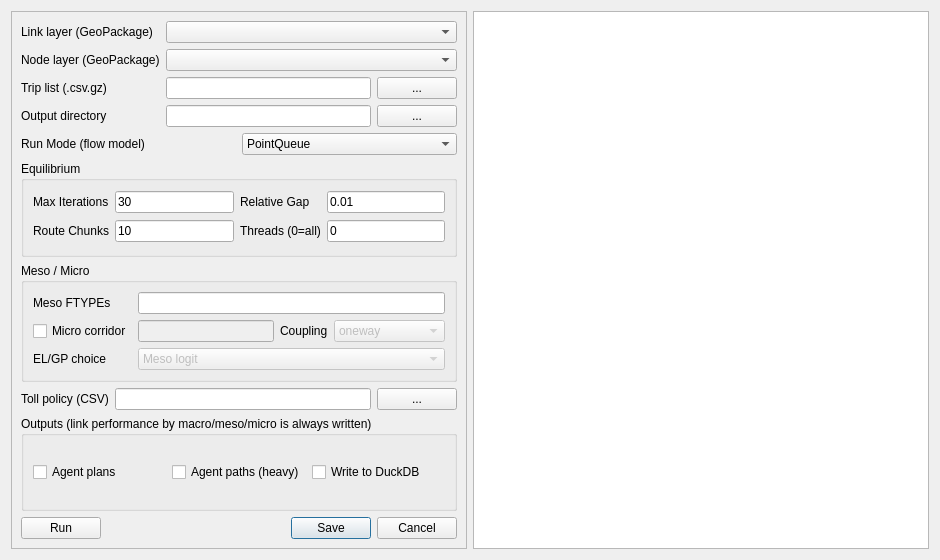
This is ui/hydra.ui in TSMv6/tsm_panel as Qt 5 draws it before an edit. The edited form follows.
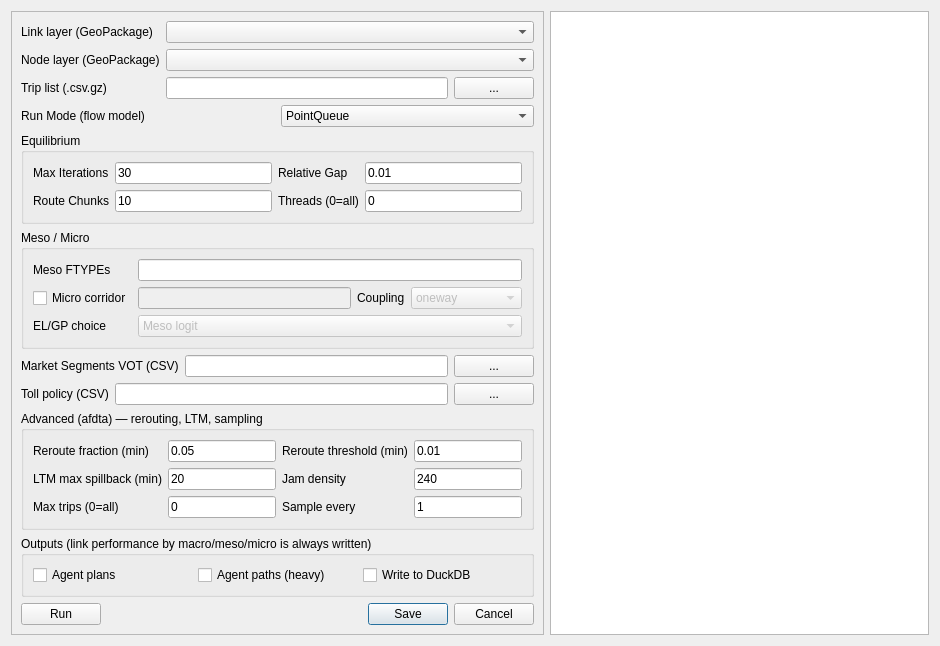
This is the edited form.

The edit to the form file:
```diff
--- a/ui/hydra.ui
+++ b/ui/hydra.ui
@@ -59,23 +59,6 @@
           </property>
          </widget>
         </item>
-        <item row="3" column="0">
-         <widget class="QLabel" name="label_out">
-          <property name="text">
-           <string>Output directory</string>
-          </property>
-         </widget>
-        </item>
-        <item row="3" column="1">
-         <widget class="QLineEdit" name="lineEdit_OutDir"/>
-        </item>
-        <item row="3" column="2">
-         <widget class="QPushButton" name="browse_OutDir">
-          <property name="text">
-           <string>...</string>
-          </property>
-         </widget>
-        </item>
        </layout>
       </item>
       <item>
@@ -242,6 +225,31 @@
         </layout>
        </widget>
       </item>
+      <item>
+       <layout class="QHBoxLayout" name="segParamLayout">
+        <item>
+         <widget class="QLabel" name="label_segparam">
+          <property name="text">
+           <string>Market Segments VOT (CSV)</string>
+          </property>
+         </widget>
+        </item>
+        <item>
+         <widget class="QLineEdit" name="lineEdit_SegParams">
+          <property name="toolTip">
+           <string>Market/VOT segment generalized-cost parameters: beta_time, beta_cost, distance (SEGMENT_PARAM_FILE). Without it, generalized cost = travel time only. This is NOT the toll policy file.</string>
+          </property>
+         </widget>
+        </item>
+        <item>
+         <widget class="QPushButton" name="browse_SegParams">
+          <property name="text">
+           <string>...</string>
+          </property>
+         </widget>
+        </item>
+       </layout>
+      </item>
       <item>
        <layout class="QHBoxLayout" name="tollLayout">
         <item>
@@ -267,6 +275,81 @@
         </item>
        </layout>
       </item>
+      <item>
+       <widget class="QGroupBox" name="groupBox_Advanced">
+        <property name="title">
+         <string>Advanced (afdta) — rerouting, LTM, sampling</string>
+        </property>
+        <layout class="QGridLayout" name="gridLayout_adv">
+         <item row="0" column="0">
+          <widget class="QLabel" name="label_rerouteFrac">
+           <property name="text"><string>Reroute fraction (min)</string></property>
+          </widget>
+         </item>
+         <item row="0" column="1">
+          <widget class="QLineEdit" name="lineEdit_RerouteFraction">
+           <property name="text"><string>0.05</string></property>
+           <property name="toolTip"><string>REROUTE_FRACTION_MIN — minimum share of agents rerouted per iteration.</string></property>
+          </widget>
+         </item>
+         <item row="0" column="2">
+          <widget class="QLabel" name="label_rerouteThr">
+           <property name="text"><string>Reroute threshold (min)</string></property>
+          </widget>
+         </item>
+         <item row="0" column="3">
+          <widget class="QLineEdit" name="lineEdit_RerouteThreshold">
+           <property name="text"><string>0.01</string></property>
+           <property name="toolTip"><string>REROUTE_THRESHOLD_MIN — minimum travel-time improvement (min) to switch an agent's route.</string></property>
+          </widget>
+         </item>
+         <item row="1" column="0">
+          <widget class="QLabel" name="label_spillback">
+           <property name="text"><string>LTM max spillback (min)</string></property>
+          </widget>
+         </item>
+         <item row="1" column="1">
+          <widget class="QLineEdit" name="lineEdit_LtmSpillback">
+           <property name="text"><string>20</string></property>
+           <property name="toolTip"><string>LTM_MAX_SPILLBACK_MIN — cap on queue spillback propagation (minutes). LTM macro only.</string></property>
+          </widget>
+         </item>
+         <item row="1" column="2">
+          <widget class="QLabel" name="label_jam">
+           <property name="text"><string>Jam density</string></property>
+          </widget>
+         </item>
+         <item row="1" column="3">
+          <widget class="QLineEdit" name="lineEdit_JamDensity">
+           <property name="text"><string>240</string></property>
+           <property name="toolTip"><string>JAM_DENSITY — veh/mi/lane at jam (LTM).</string></property>
+          </widget>
+         </item>
+         <item row="2" column="0">
+          <widget class="QLabel" name="label_maxtrips">
+           <property name="text"><string>Max trips (0=all)</string></property>
+          </widget>
+         </item>
+         <item row="2" column="1">
+          <widget class="QLineEdit" name="lineEdit_MaxTrips">
+           <property name="text"><string>0</string></property>
+           <property name="toolTip"><string>MAX_TRIPS — cap trips loaded (0 = all). Use for quick test runs.</string></property>
+          </widget>
+         </item>
+         <item row="2" column="2">
+          <widget class="QLabel" name="label_sample">
+           <property name="text"><string>Sample every</string></property>
+          </widget>
+         </item>
+         <item row="2" column="3">
+          <widget class="QLineEdit" name="lineEdit_SampleEvery">
+           <property name="text"><string>1</string></property>
+           <property name="toolTip"><string>SAMPLE_EVERY — load every Nth trip (1 = all).</string></property>
+          </widget>
+         </item>
+        </layout>
+       </widget>
+      </item>
       <item>
        <widget class="QGroupBox" name="groupBox_Outputs">
         <property name="title">
```
